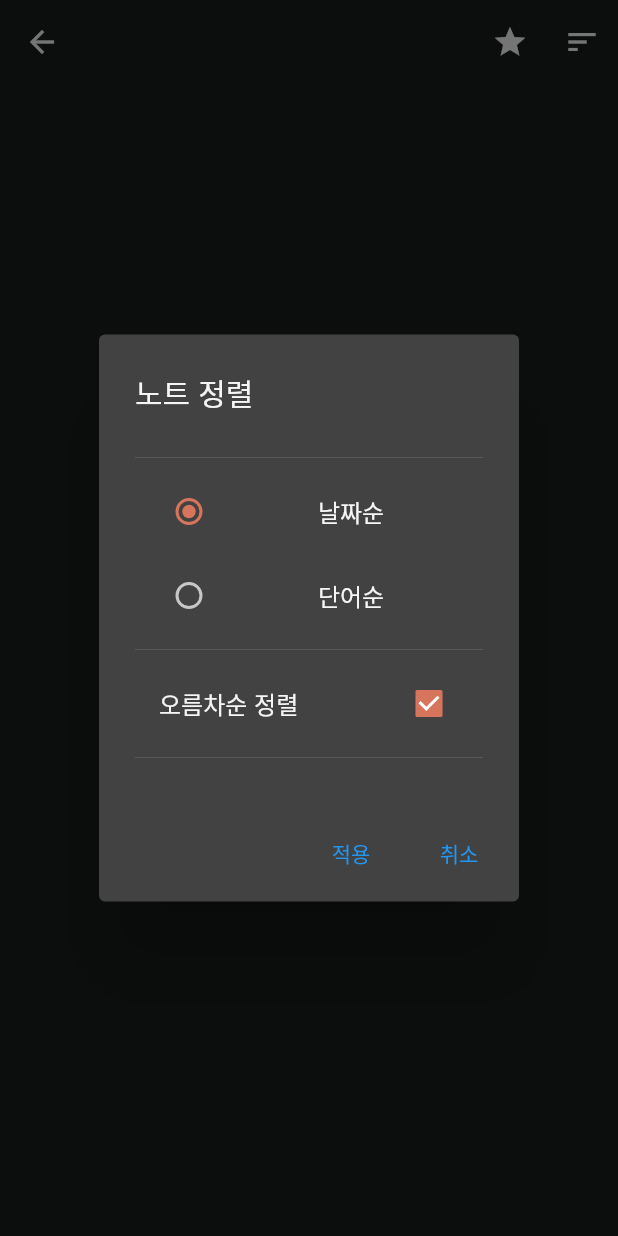
After one commit to hjk1996/flutter--, a Flutter app: the NoteScreen screen opened directly, after a tap on the "star border" icon, after a tap on the "sort" icon, on a phone screen of 412 x 824 dp. The commit adds this screen. Run offline on Flutter 3.47's test engine with Material 2 defaults, Android fonts, the phone set to English and light mode, and no system bars; our stand-ins replace chat_bubbles, cloud_firestore, cloud_functions, connectivity_plus, firebase_auth, firebase_core and 7 more; missing offline and left inert: firebase_app_check; accounts and stored records are empty; generated files the repository leaves out were written again.

Commit message:
add sorting feature to note

```diff
--- a/lib/di/di.dart
+++ b/lib/di/di.dart
@@ -1,4 +1,5 @@
 import 'package:provider/provider.dart';
+import 'package:shared_preferences/shared_preferences.dart';
 import 'package:text_project/data/data_source/firestore_helper.dart';
 import 'package:text_project/data/data_source/storage_helper.dart';
 import 'package:text_project/data/repository/storage_repo_impl.dart';
@@ -16,13 +17,14 @@ import 'package:text_project/presentation/home_screen/home_screen_view_model.dar
 import 'package:text_project/presentation/note_screen/note_screen_view_model.dart';
 import 'package:text_project/presentation/user_screen/user_screen_view_model.dart';
 
-void initialSetUp() {
+Future<void> initialSetUp() async {
   final getIt = GetIt.instance;
   getIt.registerSingleton<FirestoreRepo>(FirestoreRepoImpl(FirestoreHelper()));
   getIt.registerSingleton<FirebaseStorageRepo>(
       FirebaseStorageRepoImpl(helper: FirebaseStorageHelper()));
   getIt.registerSingleton(Referee(repo: getIt<FirestoreRepo>()));
   getIt.registerSingleton(Connectivity());
+  getIt.registerSingleton(await SharedPreferences.getInstance());
 }
 
 RobotPlayerABC makeBot(GameDifficulty difficulty, Referee referee) {
--- a/lib/domain/model/game_log.dart
+++ b/lib/domain/model/game_log.dart
@@ -8,6 +8,7 @@ part 'game_log.g.dart';
 
 @freezed
 class GameLog with _$GameLog {
+  @JsonSerializable(explicitToJson: true)
   factory GameLog({
     required String id,
     required GameDifficulty difficulty,
--- a/lib/domain/model/note_item.dart
+++ b/lib/domain/model/note_item.dart
@@ -1,13 +1,15 @@
 import 'package:freezed_annotation/freezed_annotation.dart';
-
 
 part 'note_item.freezed.dart';
 part 'note_item.g.dart';
 
-
 @freezed
 class NoteItem with _$NoteItem {
-  factory NoteItem({required String word, required bool isFavorite, required List<String> meanings}) = _NoteItem;
+  factory NoteItem(
+      {required String word,
+      required bool isFavorite,
+      required List<String> meanings,
+      required DateTime savedAt}) = _NoteItem;
   factory NoteItem.fromJson(Map<String, dynamic> json) =>
-    _$NoteItemFromJson(json);
+      _$NoteItemFromJson(json);
 }
--- a/lib/main.dart
+++ b/lib/main.dart
@@ -22,7 +22,7 @@ import 'package:text_project/domain/repository/firestore_repo.dart';
 
 void main() async {
   WidgetsFlutterBinding.ensureInitialized();
-  initialSetUp();
+  await initialSetUp();
   await Firebase.initializeApp(
     options: DefaultFirebaseOptions.currentPlatform,
   );
--- a/lib/presentation/game_screen/game_screen_view_model.dart
+++ b/lib/presentation/game_screen/game_screen_view_model.dart
@@ -188,6 +188,7 @@ class GameScreenViewModel with ChangeNotifier {
           'word': word,
           "isFavorite": false,
           "meanings": wordInfo.meanings,
+          "savedAt": DateTime.now().toIso8601String(),
         }
       ];
       await prefs.setString('notes', jsonEncode(data));
--- /dev/null
+++ b/lib/presentation/note_screen/components/sort_dialog.dart
@@ -0,0 +1,76 @@
+import 'package:flutter/material.dart';
+import 'package:provider/provider.dart';
+import 'package:text_project/presentation/note_screen/note_screen_view_model.dart';
+
+import 'package:flutter/material.dart';
+
+class SortDialog extends StatefulWidget {
+  @override
+  _SortDialogState createState() => _SortDialogState();
+}
+
+class _SortDialogState extends State<SortDialog> {
+  bool _ascending = true;
+  @override
+  Widget build(BuildContext context) {
+    return AlertDialog(
+      title: const Text('노트 정렬'),
+      content: Consumer<NoteScreenViewModel>(
+        builder: (context, vm, child) => Column(
+          mainAxisSize: MainAxisSize.min,
+          children: [
+            const Divider(),
+            RadioListTile(
+              title: const Text(
+                '날짜순',
+                textAlign: TextAlign.center,
+              ),
+              value: SortType.date,
+              groupValue: vm.sortType,
+              onChanged: (value) {
+                vm.setSortType(value as SortType);
+              },
+            ),
+            RadioListTile(
+              title: const Text(
+                '단어순',
+                textAlign: TextAlign.center,
+              ),
+              value: SortType.word,
+              groupValue: vm.sortType,
+              onChanged: (value) {
+                vm.setSortType(value as SortType);
+              },
+            ),
+            const Divider(),
+            CheckboxListTile(
+              title: const Text('오름차순 정렬'),
+              value: _ascending,
+              onChanged: (value) {
+                setState(() {
+                  _ascending = value!;
+                });
+              },
+            ),
+            const Divider(),
+          ],
+        ),
+      ),
+      actions: [
+        TextButton(
+          child: const Text('적용'),
+          onPressed: () {
+            context.read<NoteScreenViewModel>().sort(asending: _ascending);
+            Navigator.of(context).pop();
+          },
+        ),
+        TextButton(
+          child: const Text('취소'),
+          onPressed: () {
+            Navigator.of(context).pop();
+          },
+        ),
+      ],
+    );
+  }
+}
--- a/lib/presentation/note_screen/note_screen_event.dart
+++ b/lib/presentation/note_screen/note_screen_event.dart
@@ -5,6 +5,8 @@ part 'note_screen_event.freezed.dart';
 
 
 @freezed
-abstract class NoteScreenEvent with _$NoteScreenEvent {
+abstract class
+NoteScreenEvent with _$NoteScreenEvent {
+  const factory NoteScreenEvent.onSortButtonPressed() = OnSortButtonPressed;
   const factory NoteScreenEvent.onDelete(String word) = OnDelete;
 }
--- a/lib/presentation/note_screen/note_screen_view.dart
+++ b/lib/presentation/note_screen/note_screen_view.dart
@@ -3,6 +3,7 @@ import 'dart:async';
 import 'package:flutter/material.dart';
 import 'package:provider/provider.dart';
 import 'package:text_project/presentation/note_screen/components/note_card.dart';
+import 'package:text_project/presentation/note_screen/components/sort_dialog.dart';
 import 'package:text_project/presentation/note_screen/note_screen_view_model.dart';
 
 class NoteScreen extends StatefulWidget {
@@ -22,7 +23,12 @@ class _NoteScreenState extends State<NoteScreen> {
     Future.microtask(() {
       final viewModel = context.read<NoteScreenViewModel>();
       _subscription = viewModel.eventStream.listen((event) {
-        event.when(onDelete: (String word) {
+        event.when(onSortButtonPressed: () {
+          showDialog(
+            context: context,
+            builder: (context) => SortDialog(),
+          );
+        }, onDelete: (String word) {
           ScaffoldMessenger.of(context).showSnackBar(
             SnackBar(
               content: Text('"$word"가 삭제되었습니다.'),
@@ -46,25 +52,49 @@ class _NoteScreenState extends State<NoteScreen> {
     super.dispose();
   }
 
+  @override
   Widget build(BuildContext context) {
     return Scaffold(
-      appBar: AppBar(),
+      appBar: AppBar(
+        actions: [
+          IconButton(
+            onPressed: context.read<NoteScreenViewModel>().toggleFavoritesOnly,
+            icon: Consumer<NoteScreenViewModel>(
+              builder: (context, vm, child) {
+                return Icon(
+                  vm.isFavoritesOnly ? Icons.star : Icons.star_border,
+                );
+              },
+            ),
+          ),
+          IconButton(
+            onPressed: context.read<NoteScreenViewModel>().onSortButtonPressed,
+            icon: const Icon(Icons.sort),
+          ),
+        ],
+      ),
       body: FutureBuilder(
-        future: context.read<NoteScreenViewModel>().refresh(),
+        future: context.read<NoteScreenViewModel>().loadNotes(),
         builder: (context, snapshot) {
           if (snapshot.connectionState == ConnectionState.done) {
             return Consumer<NoteScreenViewModel>(
               builder: (context, viewModel, child) {
-                return viewModel.notes.isEmpty
-                    ? Center(
+                if (viewModel.notes.isEmpty) {
+                  return Center(
                     child: Text(
                       '단어장에 단어가 없습니다.',
                       style: Theme.of(context).textTheme.headline5,
                     ),
-                      )
-                    : SingleChildScrollView(
+                  );
+                }
+
+                return SingleChildScrollView(
                   child: Column(
-                          children: viewModel.notes
+                    children: viewModel.isFavoritesOnly
+                        ? viewModel.favorites
+                            .map((noteItem) => NoteCard(noteItem: noteItem))
+                            .toList()
+                        : viewModel.notes
                             .map((noteItem) => NoteCard(noteItem: noteItem))
                             .toList(),
                   ),
--- a/lib/presentation/note_screen/note_screen_view_model.dart
+++ b/lib/presentation/note_screen/note_screen_view_model.dart
@@ -2,27 +2,73 @@ import 'dart:async';
 import 'dart:convert';
 
 import 'package:flutter/material.dart';
+import 'package:get_it/get_it.dart';
 import 'package:text_project/domain/model/note_item.dart';
 import 'package:shared_preferences/shared_preferences.dart';
 import 'package:text_project/presentation/note_screen/note_screen_event.dart';
 
+enum SortType {
+  date,
+  word,
+}
+
 class NoteScreenViewModel with ChangeNotifier {
   List<NoteItem> _notes = [];
   List<NoteItem> get notes => _notes;
+  List<NoteItem> get favorites => notes.where((e) => e.isFavorite).toList();
+  bool isFavoritesOnly = false;
   NoteItem? _lastDeletedNote;
   int? _lastDeletedNoteIndex;
+  SortType _sortType = SortType.date;
+  SortType get sortType => _sortType;
+
+  final SharedPreferences _prefs = GetIt.instance<SharedPreferences>();
   final StreamController<NoteScreenEvent> _eventController =
       StreamController<NoteScreenEvent>.broadcast();
+
   Stream<NoteScreenEvent> get eventStream => _eventController.stream;
 
   NoteScreenViewModel();
 
-  Future<void> refresh() async {
-    SharedPreferences prefs = await SharedPreferences.getInstance();
-    final String? dataString = prefs.getString('notes');
+  void onSortButtonPressed() {
+    _eventController.sink.add(const NoteScreenEvent.onSortButtonPressed());
+  }
+
+  void setSortType(SortType value) {
+    _sortType = value;
+    notifyListeners();
+  }
+
+  void sort({bool asending = true}) {
+    switch (_sortType) {
+      case SortType.date:
+        if (asending) {
+          _notes.sort((a, b) => a.savedAt.compareTo(b.savedAt));
+        } else {
+          _notes.sort((a, b) => b.savedAt.compareTo(a.savedAt));
+        }
+        break;
+      case SortType.word:
+        if (asending) {
+          _notes.sort((a, b) => b.word.compareTo(a.word));
+        } else {
+          _notes.sort((a, b) => a.word.compareTo(b.word));
+        }
+        break;
+    }
+    notifyListeners();
+  }
+
+  Future<void> toggleFavoritesOnly() async {
+    isFavoritesOnly = !isFavoritesOnly;
+    notifyListeners();
+  }
+
+  Future<void> loadNotes() async {
+    final String? dataString = _prefs.getString('notes');
     final List<dynamic> data = jsonDecode(dataString ?? '[]');
     _notes = data.map((e) => NoteItem.fromJson(e)).toList();
-    notifyListeners();
+    _notes.sort((a, b) => b.savedAt.compareTo(a.savedAt));
   }
 
   void updateWord(String word) {
@@ -33,9 +79,8 @@ class NoteScreenViewModel with ChangeNotifier {
   }
 
   Future<void> saveNotes() async {
-    SharedPreferences prefs = await SharedPreferences.getInstance();
     final data = _notes.map((e) => e.toJson()).toList();
-    prefs.setString('notes', jsonEncode(data));
+    _prefs.setString('notes', jsonEncode(data));
   }
 
   Future<void> toggleFavorite(String word) async {
```
Also changed, not shown: lib/domain/model/message.dart (+1 -7 lines), lib/presentation/game_screen/components/chat_input_box.dart (+10 -1 lines), lib/presentation/game_screen/game_screen_view.dart (+22 -2 lines), lib/presentation/user_screen/user_screen_view_model.dart (+1 -12 lines), lib/domain/model/game_log.freezed.dart, lib/domain/model/game_log.g.dart, lib/domain/model/note_item.freezed.dart, lib/domain/model/note_item.g.dart, lib/presentation/note_screen/note_screen_event.freezed.dart. Lines whose indentation alone changed are shown as unchanged.
